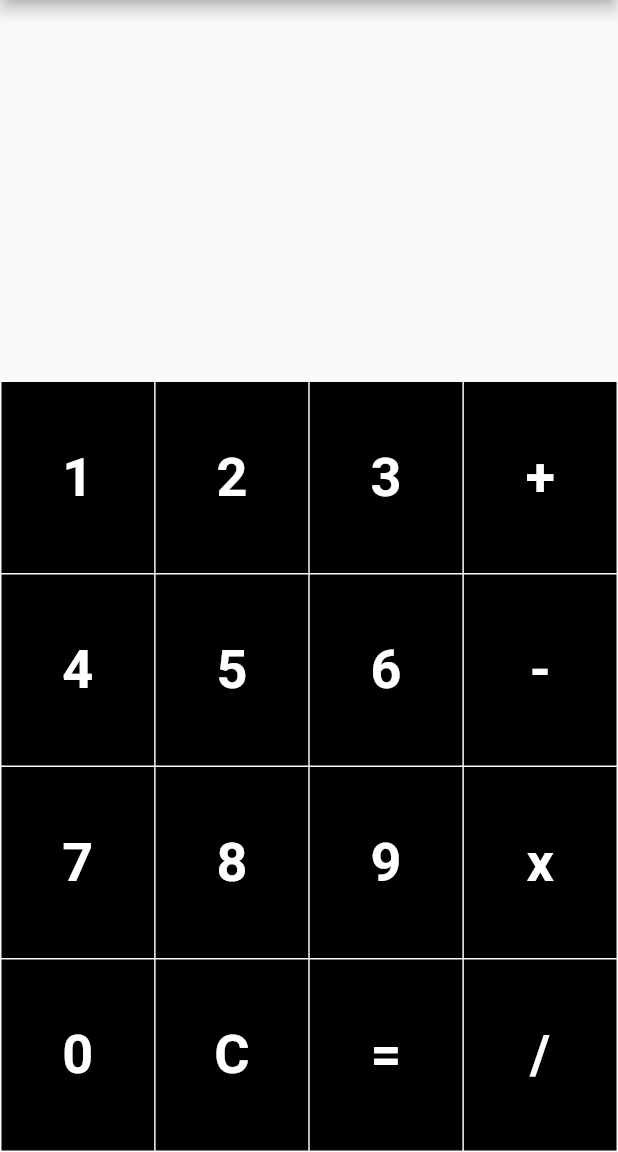
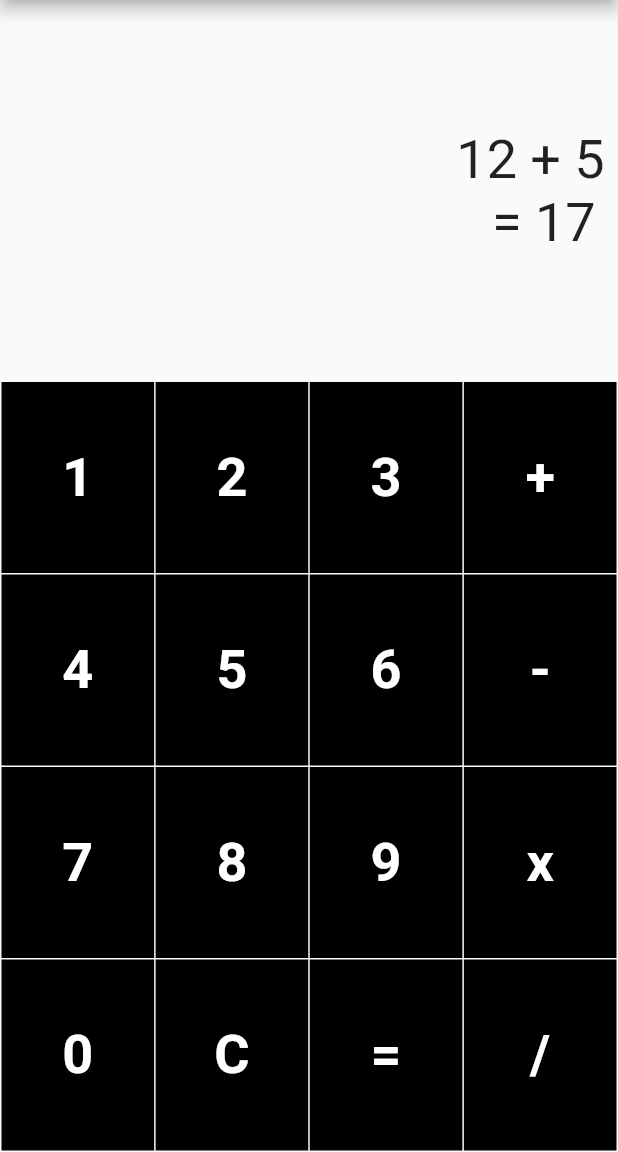
Before and after one commit to muktadirsonyy911/BasicCalculator, a Flutter app: the screen it shows after launch, on a phone screen of 412 x 824 dp, the part 84-1236 px from its top. Run offline on Flutter 3.47's test engine with Material 2 defaults, Android fonts, the phone set to English and light mode, and no system bars; Roboto replaces fonts that are missing (Times New Roman).

Commit message:
Completed UI Design...

```diff
--- a/lib/main.dart
+++ b/lib/main.dart
@@ -29,6 +29,17 @@ class BasicCalculator extends StatelessWidget {
               Expanded(
                 flex: 2,
                 child: Row(
+                  mainAxisAlignment: MainAxisAlignment.end,
+                  children: [
+                    Column(
+                      mainAxisAlignment: MainAxisAlignment.center,
+                      children: [
+                        Text("12 + 5 ", style: TextStyle(fontSize: 36),),
+                        Text(" = 17", style: TextStyle(fontSize: 36),),
+
+                      ],
+                    )
+                  ],
 
                 ),
               ),
```
